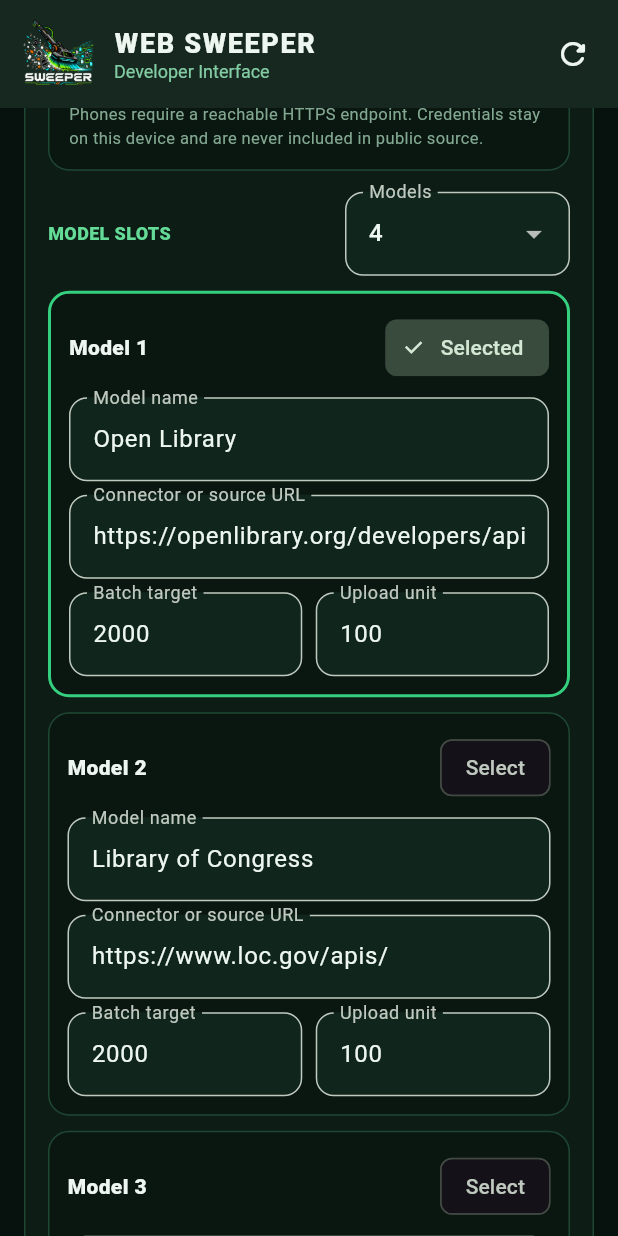
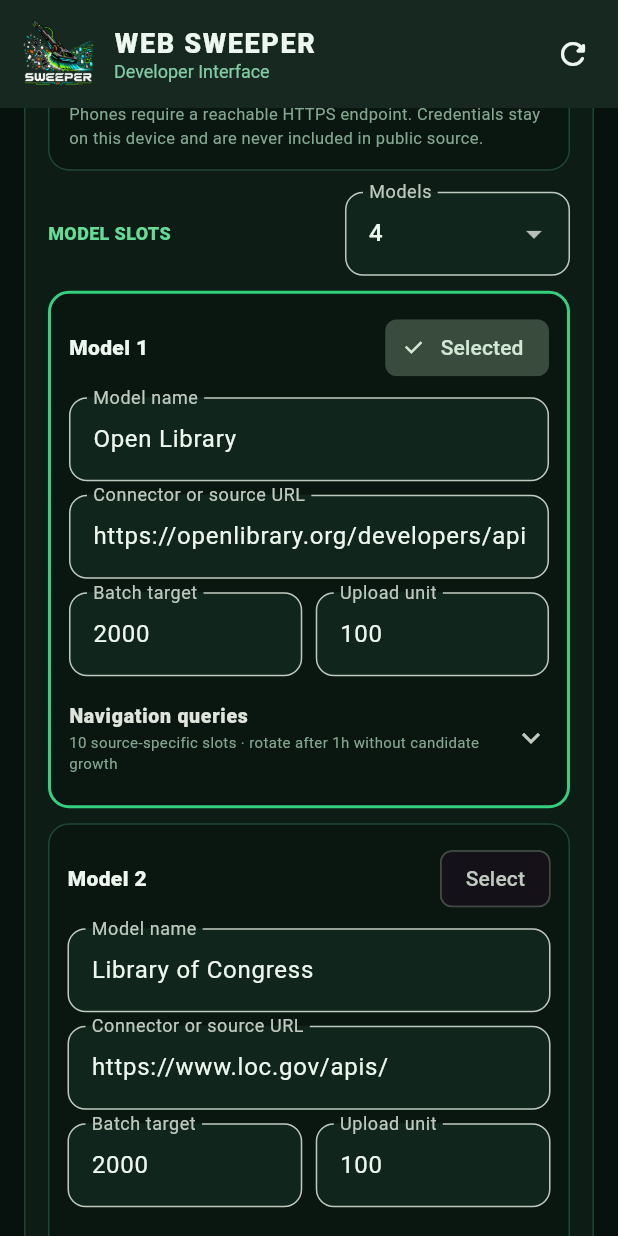
Before and after one commit to jesusnewapp/sweeper-v2, a Flutter app: the screen it shows after launch, scrolled down 2304 dp, on a phone screen of 412 x 824 dp. Run offline on Flutter 3.47's test engine with Material 3 defaults, Android fonts, the phone set to English and light mode, and no system bars; our stand-ins replace just_audio, shared_preferences, video_player; network calls fail.

Commit message:
Keep navigation pools inside source cards

```diff
--- a/goodies/developer_interface/flutter/lib/main.dart
+++ b/goodies/developer_interface/flutter/lib/main.dart
@@ -408,11 +408,11 @@
     }
   }
 
-  Future<void> _saveNavigation() async {
-    final slot = _modelSlots[_selectedSlot];
+  Future<void> _saveNavigation(int slotIndex) async {
+    final slot = _modelSlots[slotIndex];
     final selected = _models.firstWhere(
       (model) => model.name == slot.name.trim(),
-      orElse: () => _models[_selectedSlot.clamp(0, _models.length - 1)],
+      orElse: () => _models[slotIndex.clamp(0, _models.length - 1)],
     );
     try {
       final base = _endpoint.endsWith('/')
@@ -763,8 +763,6 @@
             _connectionPanel(),
             const SizedBox(height: 14),
             _modelConfiguration(),
-            const SizedBox(height: 14),
-            _navigationPanel(),
             const SizedBox(height: 14),
             Wrap(
               spacing: 8,
@@ -923,76 +921,6 @@
     ],
   );
 
-  Widget _navigationPanel() {
-    final slot = _modelSlots[_selectedSlot];
-    return Container(
-      key: const ValueKey('navigation-query-pool'),
-      padding: const EdgeInsets.all(13),
-      decoration: BoxDecoration(
-        color: const Color(0xff0a1711),
-        borderRadius: BorderRadius.circular(14),
-        border: Border.all(color: const Color(0xff1e4733)),
-      ),
-      child: Column(
-        crossAxisAlignment: CrossAxisAlignment.stretch,
-        children: [
-          Row(
-            children: [
-              Expanded(
-                child: Text(
-                  'NAVIGATION QUERY POOL · ${slot.name.isEmpty ? 'Selected model' : slot.name}',
-                  style: const TextStyle(
-                    color: Color(0xff64dc98),
-                    fontWeight: FontWeight.w800,
-                    fontSize: 12,
-                  ),
-                ),
-              ),
-              FilledButton.tonalIcon(
-                key: const ValueKey('save-navigation'),
-                onPressed: _saveNavigation,
-                icon: const Icon(Icons.explore_outlined),
-                label: const Text('Save navigation'),
-              ),
-            ],
-          ),
-          const SizedBox(height: 4),
-          const Text(
-            'Ten ordered queries · advance after one hour without candidate growth',
-            style: TextStyle(color: Color(0xff83a891), fontSize: 11),
-          ),
-          const SizedBox(height: 10),
-          LayoutBuilder(
-            builder: (context, constraints) {
-              final columns = constraints.maxWidth >= 840 ? 2 : 1;
-              final width =
-                  (constraints.maxWidth - (columns - 1) * 9) / columns;
-              return Wrap(
-                spacing: 9,
-                runSpacing: 9,
-                children: [
-                  for (var index = 0; index < 10; index++)
-                    SizedBox(
-                      width: width,
-                      child: TextFormField(
-                        key: ValueKey('navigation-query-$index-${slot.name}'),
-                        initialValue: slot.navigationQueries[index],
-                        decoration: InputDecoration(
-                          labelText: 'Query ${index + 1}',
-                        ),
-                        onChanged: (value) =>
-                            slot.navigationQueries[index] = value,
-                      ),
-                    ),
-                ],
-              );
-            },
-          ),
-        ],
-      ),
-    );
-  }
-
   Widget _modelSlot(int index, ModelSlotDraft slot) => Container(
     key: ValueKey('model-slot-$index'),
     padding: const EdgeInsets.all(12),
@@ -1060,6 +988,43 @@
                 slot.uploadTarget,
                 (value) => slot.uploadTarget = value.clamp(1, 100000),
                 fieldKey: 'model-upload-$index',
+              ),
+            ),
+          ],
+        ),
+        const SizedBox(height: 8),
+        ExpansionTile(
+          key: ValueKey('navigation-pool-$index'),
+          tilePadding: EdgeInsets.zero,
+          childrenPadding: const EdgeInsets.only(bottom: 4),
+          title: const Text(
+            'Navigation queries',
+            style: TextStyle(fontWeight: FontWeight.w800, fontSize: 13),
+          ),
+          subtitle: const Text(
+            '10 source-specific slots · rotate after 1h without candidate growth',
+            style: TextStyle(color: Color(0xff83a891), fontSize: 10),
+          ),
+          children: [
+            for (var queryIndex = 0; queryIndex < 10; queryIndex++) ...[
+              TextFormField(
+                key: ValueKey('navigation-query-$index-$queryIndex'),
+                initialValue: slot.navigationQueries[queryIndex],
+                decoration: InputDecoration(
+                  labelText: 'Query ${queryIndex + 1}',
+                ),
+                onChanged: (value) =>
+                    slot.navigationQueries[queryIndex] = value,
+              ),
+              const SizedBox(height: 7),
+            ],
+            Align(
+              alignment: Alignment.centerRight,
+              child: FilledButton.tonalIcon(
+                key: ValueKey('save-navigation-$index'),
+                onPressed: () => _saveNavigation(index),
+                icon: const Icon(Icons.explore_outlined),
+                label: const Text('Save this source'),
               ),
             ),
           ],
```
Also changed, not shown: 1 other file.
